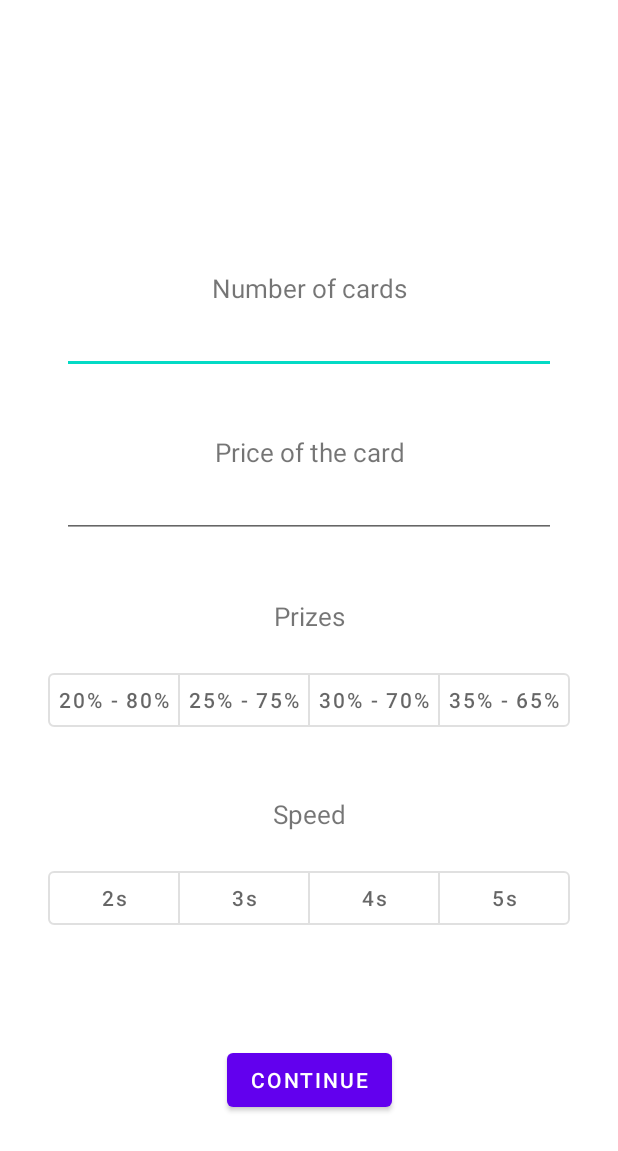
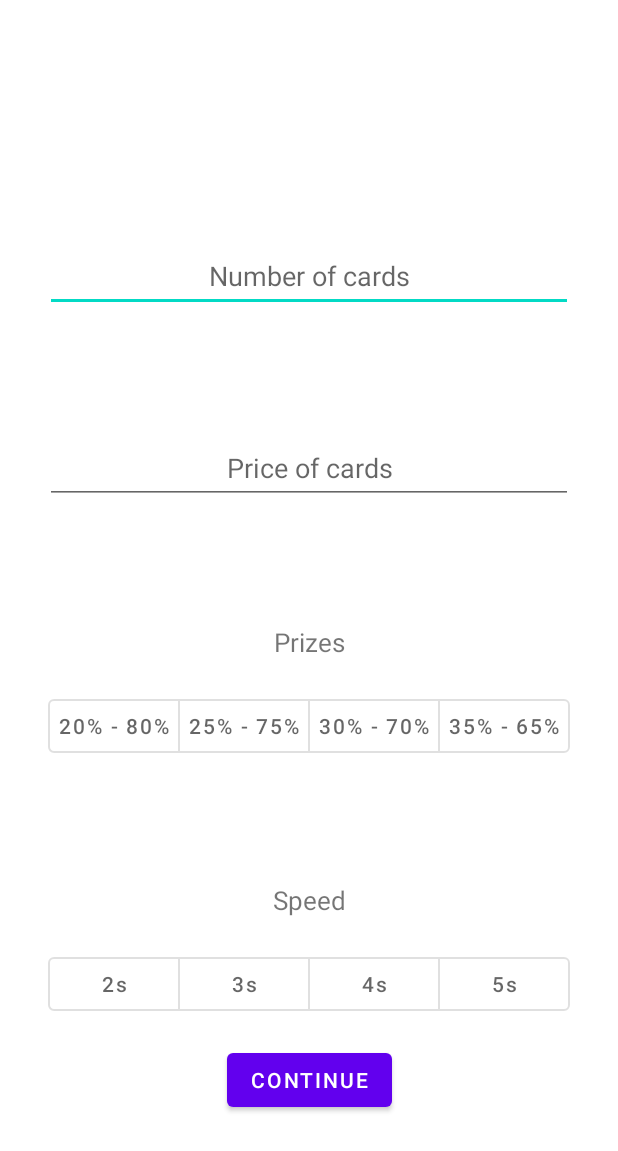
Before and after one commit to vicentlozano/androiBingo, an Android app built with Jetpack Compose: the Configuration screen opened directly, with no data from a screen before it, on a phone screen of 412 x 824 dp. Shown: the top 1151 px of the screen. Run offline under Robolectric (Android 15) with nearby library versions, the phone set to English and light mode, and no system bars.

Commit message:
arreglado error en speed y accesibuilidad

```diff
--- a/app/build.gradle.kts
+++ b/app/build.gradle.kts
@@ -12,8 +12,8 @@ android {
         applicationId = "vilo.dev"
         minSdk = 24
         targetSdk = 34
-        versionCode = 2
-        versionName = "1.0"
+        versionCode = 5
+        versionName = "5.0"
 
         testInstrumentationRunner = "androidx.test.runner.AndroidJUnitRunner"
         vectorDrawables {
--- a/app/src/main/java/vilo/dev/Bombo.kt
+++ b/app/src/main/java/vilo/dev/Bombo.kt
@@ -16,6 +16,7 @@ import android.widget.TextView
 import androidx.activity.OnBackPressedCallback
 import androidx.activity.enableEdgeToEdge
 import androidx.appcompat.content.res.AppCompatResources
+import androidx.constraintlayout.widget.ConstraintLayout
 import androidx.constraintlayout.widget.Guideline
 import androidx.core.content.res.ResourcesCompat
 import com.google.android.material.button.MaterialButton
@@ -80,7 +81,7 @@ class Bombo : BaseActivity() {
             numeroCartones = savedInstanceState.getInt("numeroCartones")
             precio = savedInstanceState.getDouble("precio")
             seleccion = savedInstanceState.getInt("seleccion")
-            miliSeconds = savedInstanceState.getLong("miliSeconds")
+            miliSeconds = savedInstanceState.getLong("miliSeconds",3500)
             arrayBombo = savedInstanceState.getIntArray("arrayBombo") ?: IntArray(90)
             arrayTextViews = savedInstanceState.getStringArray("arrayTextViews") ?: Array(90) { null }
             bolaSaliente = savedInstanceState.getString("bolaSaliente")
--- a/app/src/main/java/vilo/dev/MainActivity.kt
+++ b/app/src/main/java/vilo/dev/MainActivity.kt
@@ -55,7 +55,7 @@ class MainActivity :  BaseActivity() {
             startActivity(intent)
         }
         if(orientacion==2 && medidasPantalla<3) {
-            val marginBottom = resources.getDimensionPixelSize(R.dimen.boton_principio)
+            val marginBottom = resources.getDimensionPixelSize(R.dimen.boton_principio1)
             botonInicio.updateLayoutParams<ViewGroup.MarginLayoutParams> {
                 bottomMargin = marginBottom
             }
--- a/app/src/main/res/layout/configuration_dialog.xml
+++ b/app/src/main/res/layout/configuration_dialog.xml
@@ -28,64 +28,45 @@
         app:layout_constraintGuide_percent="0.65" />
 
 
-
-
-
-    <TextView
-        android:id="@+id/titulo1"
-        android:layout_width="0dp"
-        android:layout_height="wrap_content"
-        android:gravity="center"
-        android:text="@string/numero_cartones"
-        android:textSize="17sp"
-        android:layout_marginTop="100dp"
-        android:layout_marginBottom="20dp"
-        app:layout_constraintEnd_toStartOf="@+id/guideline_center2"
-        app:layout_constraintStart_toStartOf="@id/guideline_center1"
-        app:layout_constraintTop_toTopOf="parent" />
-
-    <TextView
-        android:id="@+id/titulo2"
-        android:layout_width="0dp"
-        android:gravity="center"
-        android:layout_height="wrap_content"
-        android:text="@string/precio"
-        android:textSize="17sp"
-        android:layout_marginBottom="20dp"
-        android:layout_marginTop="40dp"
-        app:layout_constraintEnd_toStartOf="@+id/guideline_center2"
-        app:layout_constraintStart_toStartOf="@+id/guideline_center1"
-        app:layout_constraintTop_toBottomOf="@+id/contenido1" />
-
     <EditText
         android:id="@+id/contenido1"
         android:layout_width="0dp"
-        android:layout_height="wrap_content"
+        android:layout_height="48dp"
         android:gravity="center"
         android:text=""
         android:layout_marginBottom="20dp"
+        android:layout_marginTop="160dp"
+        android:layout_marginStart="30dp"
+        android:layout_marginEnd="30dp"
         android:inputType="number"
-        app:layout_constraintEnd_toStartOf="@+id/guideline_center2"
-        app:layout_constraintStart_toStartOf="@id/guideline_center1"
-        app:layout_constraintTop_toBottomOf="@+id/titulo1" />
+        android:hint="@string/description_contenido1"
+        android:autofillHints="number of cards"
+        app:layout_constraintStart_toStartOf="parent"
+        app:layout_constraintEnd_toEndOf="parent"
+        app:layout_constraintTop_toTopOf="parent" />
 
     <EditText
         android:id="@+id/contenido2"
         android:layout_width="0dp"
-        android:layout_height="wrap_content"
+        android:layout_height="48dp"
         android:gravity="center"
         android:inputType="numberDecimal"
+        android:hint="@string/description_contenido2"
+        android:autofillHints="number"
         android:text=""
         android:layout_marginBottom="20dp"
-        app:layout_constraintEnd_toStartOf="@id/guideline_center2"
-        app:layout_constraintStart_toEndOf="@+id/guideline_center1"
-        app:layout_constraintTop_toBottomOf="@+id/titulo2" />
+        android:layout_marginTop="80dp"
+        android:layout_marginStart="30dp"
+        android:layout_marginEnd="30dp"
+        app:layout_constraintEnd_toEndOf="parent"
+        app:layout_constraintStart_toStartOf="parent"
+        app:layout_constraintTop_toBottomOf="@+id/contenido1" />
 
     <TextView
         android:id="@+id/premios"
         android:layout_width="0dp"
         android:layout_height="wrap_content"
-        android:layout_marginTop="40dp"
+        android:layout_marginTop="80dp"
         android:gravity="center"
         android:text="@string/porcentaje_premios"
         android:textSize="17sp"
@@ -100,7 +81,7 @@
         android:gravity="center"
         android:text="@string/velocidad"
         android:textSize="17sp"
-        android:layout_marginTop="40dp"
+        android:layout_marginTop="80dp"
         app:layout_constraintStart_toStartOf="parent"
         app:layout_constraintEnd_toEndOf="parent"
         app:layout_constraintTop_toBottomOf="@+id/toggleButtonGroup" />
@@ -195,6 +176,7 @@
         app:layout_constraintEnd_toEndOf="parent"
         android:layout_gravity="center"
         android:text="@string/continuar"
+        android:textColor="@color/design_default_color_on_primary"
         android:layout_marginBottom="80dp"/>
 
 
--- a/app/src/main/res/layout/menu.xml
+++ b/app/src/main/res/layout/menu.xml
@@ -20,6 +20,8 @@
         app:layout_constraintEnd_toEndOf="parent"
         android:layout_gravity="center"
         android:text="@string/iniciar_nueva_partida"
+        android:textColor="@color/design_default_color_on_primary"
+        android:contentDescription="@string/description_imagen_fondo"
         android:layout_marginBottom="80dp"/>
 
 </androidx.constraintlayout.widget.ConstraintLayout>
--- a/app/src/main/res/values/dimens.xml
+++ b/app/src/main/res/values/dimens.xml
@@ -7,9 +7,15 @@
     <dimen name="dimNumeroBola">50sp</dimen>
     <dimen name="dimen_textViews_grid">20sp</dimen>
     <dimen name= "top_vertical_bola">100dp</dimen>
+    <dimen name="top_margin_number">120dp</dimen>
     <dimen name="dim_bola_grande">220dp</dimen>
     <dimen name="dim_config2">180dp</dimen>
+    <dimen name="dim_config4">220dp</dimen>
     <dimen name="dim_config">320dp</dimen>
+    <dimen name="dim_config3">360dp</dimen>
+    <dimen name="dim_config1">280dp</dimen>
     <dimen name="pantallas_media">30dp</dimen>
     <dimen name="boton_principio">35dp</dimen>
+    <dimen name="top_margin_grupo">1dp</dimen>
+    <dimen name="boton_principio1">25dp</dimen>
 </resources>
--- a/app/src/main/res/values/strings.xml
+++ b/app/src/main/res/values/strings.xml
@@ -27,5 +27,10 @@
     <string name="bingo_con_premio">Bingo\n%.1f</string>
     <string name="porcentaje_premios">Prizes</string>
     <string name="velocidad">Speed</string>
+    <string name="description_contenido1"> Number of cards</string>
+    <string name="description_contenido2"> Price of cards</string>
+    <string name="play_button">Play button</string>
+    <string name="description_imagen_fondo">Illustrated title of Bingo</string>
+
 
 </resources>
```
Also changed, not shown: app/src/main/java/vilo/dev/Configuration.kt (+59 -42 lines), app/src/main/res/layout/bombo.xml (+7 -2 lines), 1 other file.
